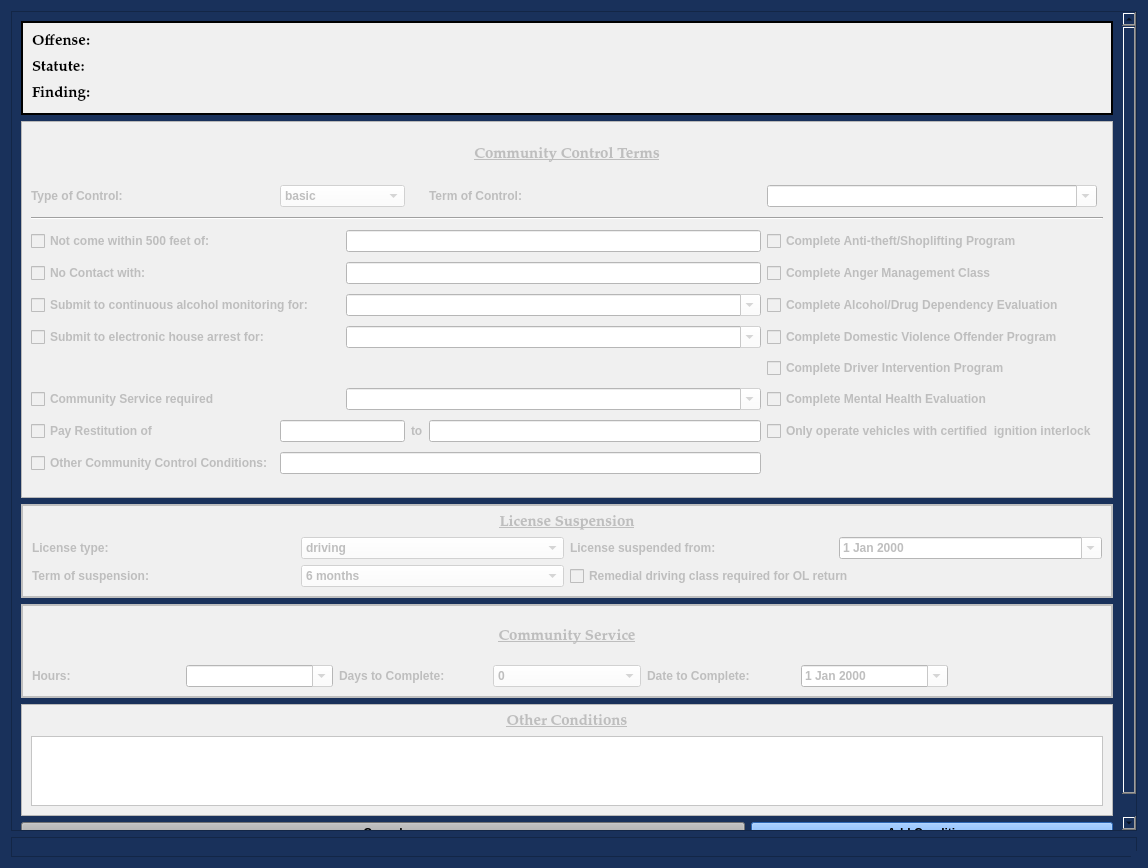
Before: the Qt Designer form views/ui/AddCommunityControlDialog.ui in HunterProgram22/MuniEntry, drawn with Qt 5.
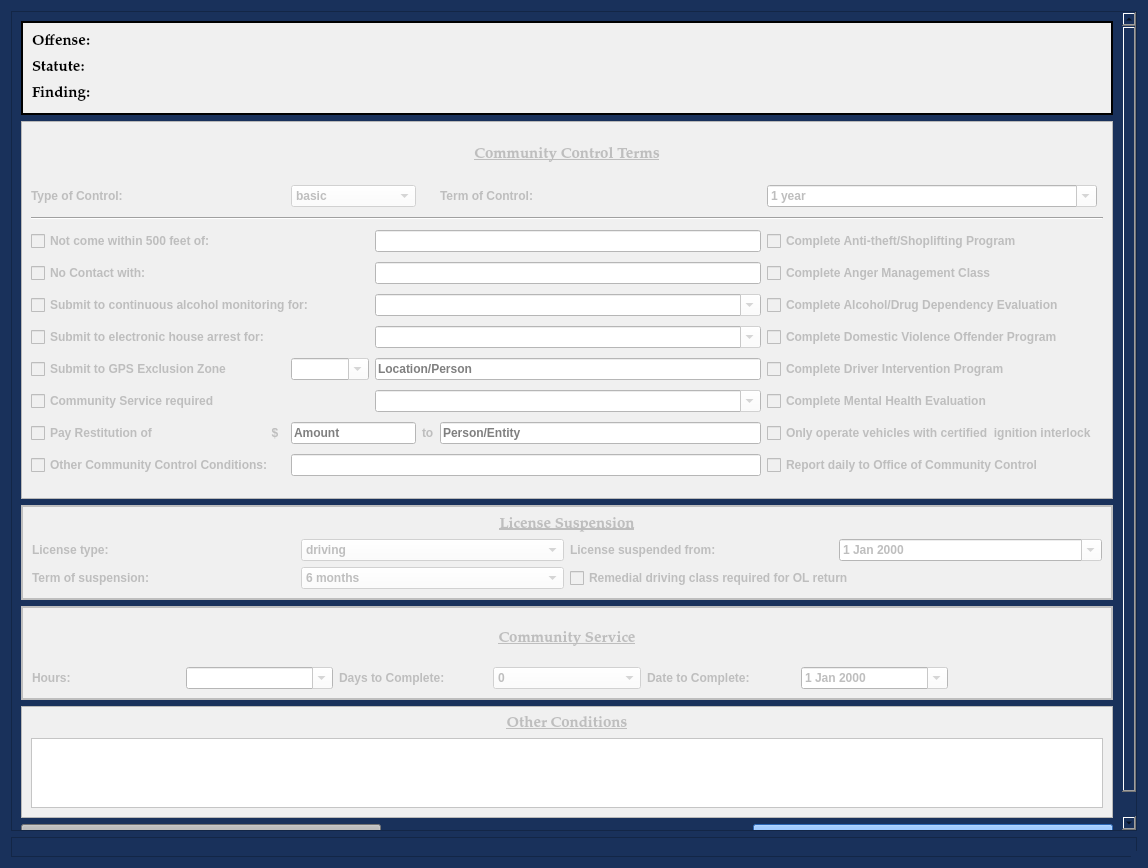
After: the same form once the commit is applied.

Commit message: Add more comm control terms and refreshed test resources.

Patch:
```diff
--- a/views/ui/AddCommunityControlDialog.ui
+++ b/views/ui/AddCommunityControlDialog.ui
@@ -161,9 +161,9 @@
       <property name="geometry">
        <rect>
         <x>0</x>
-        <y>0</y>
+        <y>-162</y>
         <width>1105</width>
-        <height>979</height>
+        <height>980</height>
        </rect>
       </property>
       <layout class="QGridLayout" name="gridLayout_8" rowstretch="1,4,1,1,1,1">
@@ -424,6 +424,9 @@
             <property name="styleSheet">
              <string notr="true">background-color: rgb(255, 255, 255);</string>
             </property>
+            <property name="placeholderText">
+             <string>Person/Entity</string>
+            </property>
            </widget>
           </item>
           <item row="12" column="1" colspan="4">
@@ -593,7 +596,7 @@
           <item row="9" column="0">
            <widget class="QCheckBox" name="pay_restitution_checkBox">
             <property name="text">
-             <string>Pay Restitution of</string>
+             <string>Pay Restitution of                                    $</string>
             </property>
            </widget>
           </item>
@@ -609,6 +612,9 @@
             <property name="styleSheet">
              <string notr="true">background-color: rgb(255, 255, 255);</string>
             </property>
+            <property name="placeholderText">
+             <string>Amount</string>
+            </property>
            </widget>
           </item>
           <item row="4" column="2" colspan="3">
@@ -736,16 +742,6 @@
             <property name="editable">
              <bool>true</bool>
             </property>
-            <item>
-             <property name="text">
-              <string/>
-             </property>
-            </item>
-            <item>
-             <property name="text">
-              <string>6 months</string>
-             </property>
-            </item>
             <item>
              <property name="text">
               <string>1 year</string>
@@ -768,6 +764,65 @@
             </item>
            </widget>
           </item>
+          <item row="7" column="0">
+           <widget class="QCheckBox" name="gps_exclusion_checkBox">
+            <property name="text">
+             <string>Submit to GPS Exclusion Zone</string>
+            </property>
+           </widget>
+          </item>
+          <item row="12" column="5">
+           <widget class="QCheckBox" name="daily_reporting_checkBox">
+            <property name="text">
+             <string>Report daily to Office of Community Control</string>
+            </property>
+           </widget>
+          </item>
+          <item row="7" column="1">
+           <widget class="QComboBox" name="gps_exclusion_radius_box">
+            <property name="styleSheet">
+             <string notr="true">background-color: rgb(255, 255, 255);</string>
+            </property>
+            <property name="editable">
+             <bool>true</bool>
+            </property>
+            <item>
+             <property name="text">
+              <string/>
+             </property>
+            </item>
+            <item>
+             <property name="text">
+              <string>1 mile</string>
+             </property>
+            </item>
+            <item>
+             <property name="text">
+              <string>2 miles</string>
+             </property>
+            </item>
+            <item>
+             <property name="text">
+              <string>5 miles</string>
+             </property>
+            </item>
+            <item>
+             <property name="text">
+              <string>10 miles</string>
+             </property>
+            </item>
+           </widget>
+          </item>
+          <item row="7" column="2" colspan="3">
+           <widget class="QLineEdit" name="gps_exclusion_location_box">
+            <property name="styleSheet">
+             <string notr="true">background-color: rgb(255, 255, 255);</string>
+            </property>
+            <property name="placeholderText">
+             <string>Location/Person</string>
+            </property>
+           </widget>
+          </item>
          </layout>
         </widget>
        </item>
@@ -983,7 +1038,7 @@
          </property>
         </widget>
        </item>
-       <item row="5" column="0" colspan="2">
+       <item row="5" column="0">
         <widget class="QPushButton" name="cancel_Button">
          <property name="focusPolicy">
           <enum>Qt::NoFocus</enum>
```
Left out of the diff: 19 changed lines with no effect on the pictures. The commit also changes 23 other files.
